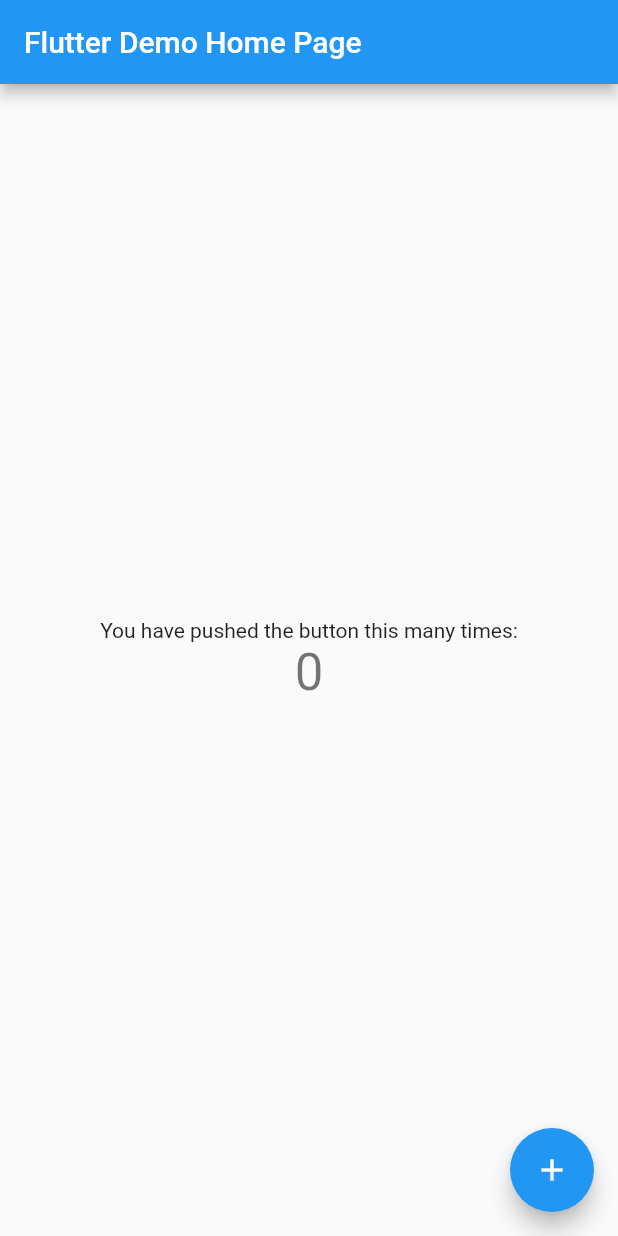
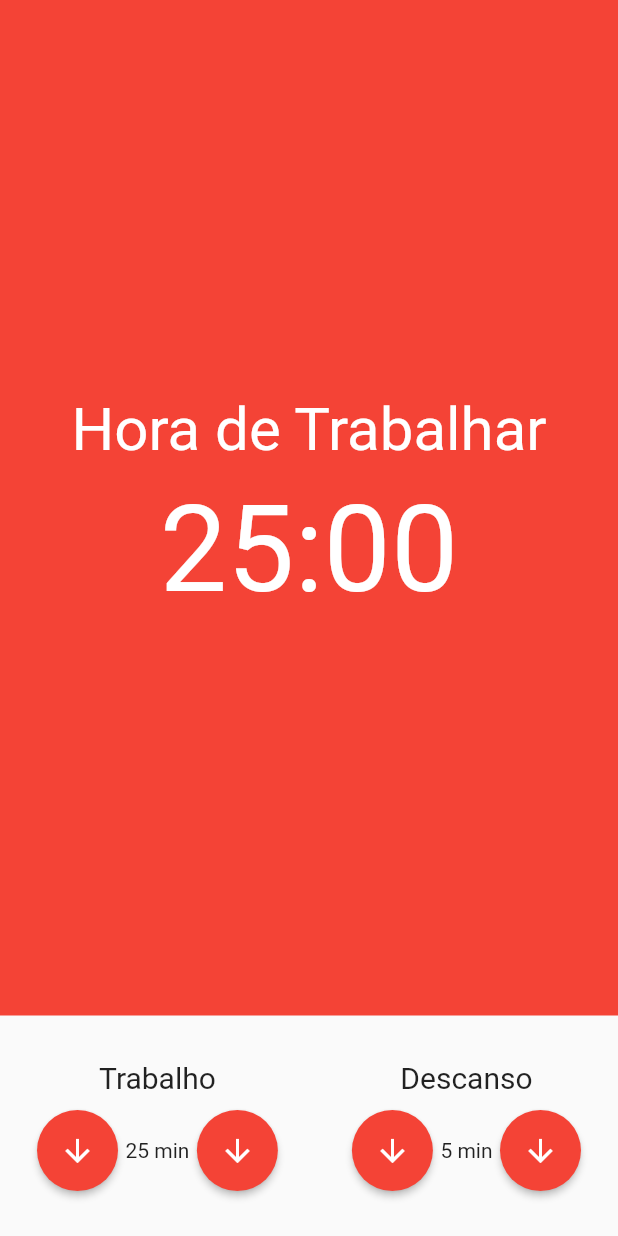
Before and after one commit to C3As/flutter_course_cod3r_pomodoro, a Flutter app: the screen it shows after launch, on a phone screen of 412 x 824 dp. Run offline on Flutter 3.47's test engine with Material 2 defaults, Android fonts, the phone set to English and light mode, and no system bars.

Commit message:
Main Screen Design
First components

```diff
--- /dev/null
+++ b/lib/components/cronometro.dart
@@ -0,0 +1,32 @@
+import 'package:flutter/material.dart';
+
+class Cronometro extends StatelessWidget {
+  const Cronometro({Key? key}) : super(key: key);
+
+  @override
+  Widget build(BuildContext context) {
+    return Container(
+      color: Colors.red,
+      child: Column(
+        mainAxisAlignment: MainAxisAlignment.center,
+        children: const [
+          Text(
+            'Hora de Trabalhar',
+            style: TextStyle(
+              fontSize: 40,
+              color: Colors.white,
+            ),
+          ),
+          SizedBox(height: 10),
+          Text(
+            '25:00',
+            style: TextStyle(
+              fontSize: 80,
+              color: Colors.white,
+            ),
+          ),
+        ],
+      ),
+    );
+  }
+}
--- /dev/null
+++ b/lib/components/entrada_tempo.dart
@@ -0,0 +1,50 @@
+import 'package:flutter/material.dart';
+
+class EntradaTempo extends StatelessWidget {
+  final String titulo;
+  final int valor;
+
+  const EntradaTempo({
+    Key? key,
+    required this.titulo,
+    required this.valor,
+  }) : super(key: key);
+
+  @override
+  Widget build(BuildContext context) {
+    return Column(
+      crossAxisAlignment: CrossAxisAlignment.center,
+      children: [
+        Text(
+          titulo,
+          style: const TextStyle(fontSize: 20),
+        ),
+        const SizedBox(height: 10),
+        Row(
+          mainAxisAlignment: MainAxisAlignment.center,
+          children: [
+            ElevatedButton(
+              onPressed: () {},
+              child: const Icon(Icons.arrow_downward, color: Colors.white),
+              style: ElevatedButton.styleFrom(
+                shape: const CircleBorder(),
+                padding: const EdgeInsets.all(15),
+                primary: Colors.red,
+              ),
+            ),
+            Text('$valor min'),
+            ElevatedButton(
+              onPressed: () {},
+              child: const Icon(Icons.arrow_downward, color: Colors.white),
+              style: ElevatedButton.styleFrom(
+                shape: const CircleBorder(),
+                padding: const EdgeInsets.all(15),
+                primary: Colors.red,
+              ),
+            ),
+          ],
+        ),
+      ],
+    );
+  }
+}
--- a/lib/main.dart
+++ b/lib/main.dart
@@ -1,4 +1,5 @@
 import 'package:flutter/material.dart';
+import 'package:pomodoro/pages/pomodoro.dart';
 
 void main() {
   runApp(const MyApp());
@@ -6,110 +7,15 @@ void main() {
 
 class MyApp extends StatelessWidget {
   const MyApp({Key? key}) : super(key: key);
-
-  // This widget is the root of your application.
   @override
   Widget build(BuildContext context) {
     return MaterialApp(
+      debugShowCheckedModeBanner: false,
       title: 'Flutter Demo',
       theme: ThemeData(
-        // This is the theme of your application.
-        //
-        // Try running your application with "flutter run". You'll see the
-        // application has a blue toolbar. Then, without quitting the app, try
-        // changing the primarySwatch below to Colors.green and then invoke
-        // "hot reload" (press "r" in the console where you ran "flutter run",
-        // or simply save your changes to "hot reload" in a Flutter IDE).
-        // Notice that the counter didn't reset back to zero; the application
-        // is not restarted.
         primarySwatch: Colors.blue,
       ),
-      home: const MyHomePage(title: 'Flutter Demo Home Page'),
+      home: const Pomodoro(),
     );
   }
 }
-
-class MyHomePage extends StatefulWidget {
-  const MyHomePage({Key? key, required this.title}) : super(key: key);
-
-  // This widget is the home page of your application. It is stateful, meaning
-  // that it has a State object (defined below) that contains fields that affect
-  // how it looks.
-
-  // This class is the configuration for the state. It holds the values (in this
-  // case the title) provided by the parent (in this case the App widget) and
-  // used by the build method of the State. Fields in a Widget subclass are
-  // always marked "final".
-
-  final String title;
-
-  @override
-  State<MyHomePage> createState() => _MyHomePageState();
-}
-
-class _MyHomePageState extends State<MyHomePage> {
-  int _counter = 0;
-
-  void _incrementCounter() {
-    setState(() {
-      // This call to setState tells the Flutter framework that something has
-      // changed in this State, which causes it to rerun the build method below
-      // so that the display can reflect the updated values. If we changed
-      // _counter without calling setState(), then the build method would not be
-      // called again, and so nothing would appear to happen.
-      _counter++;
-    });
-  }
-
-  @override
-  Widget build(BuildContext context) {
-    // This method is rerun every time setState is called, for instance as done
-    // by the _incrementCounter method above.
-    //
-    // The Flutter framework has been optimized to make rerunning build methods
-    // fast, so that you can just rebuild anything that needs updating rather
-    // than having to individually change instances of widgets.
-    return Scaffold(
-      appBar: AppBar(
-        // Here we take the value from the MyHomePage object that was created by
-        // the App.build method, and use it to set our appbar title.
-        title: Text(widget.title),
-      ),
-      body: Center(
-        // Center is a layout widget. It takes a single child and positions it
-        // in the middle of the parent.
-        child: Column(
-          // Column is also a layout widget. It takes a list of children and
-          // arranges them vertically. By default, it sizes itself to fit its
-          // children horizontally, and tries to be as tall as its parent.
-          //
-          // Invoke "debug painting" (press "p" in the console, choose the
-          // "Toggle Debug Paint" action from the Flutter Inspector in Android
-          // Studio, or the "Toggle Debug Paint" command in Visual Studio Code)
-          // to see the wireframe for each widget.
-          //
-          // Column has various properties to control how it sizes itself and
-          // how it positions its children. Here we use mainAxisAlignment to
-          // center the children vertically; the main axis here is the vertical
-          // axis because Columns are vertical (the cross axis would be
-          // horizontal).
-          mainAxisAlignment: MainAxisAlignment.center,
-          children: <Widget>[
-            const Text(
-              'You have pushed the button this many times:',
-            ),
-            Text(
-              '$_counter',
-              style: Theme.of(context).textTheme.headline4,
-            ),
-          ],
-        ),
-      ),
-      floatingActionButton: FloatingActionButton(
-        onPressed: _incrementCounter,
-        tooltip: 'Increment',
-        child: const Icon(Icons.add),
-      ), // This trailing comma makes auto-formatting nicer for build methods.
-    );
-  }
-}
--- /dev/null
+++ b/lib/pages/pomodoro.dart
@@ -0,0 +1,29 @@
+import 'package:flutter/material.dart';
+import 'package:pomodoro/components/cronometro.dart';
+import 'package:pomodoro/components/entrada_tempo.dart';
+
+class Pomodoro extends StatelessWidget {
+  const Pomodoro({Key? key}) : super(key: key);
+
+  @override
+  Widget build(BuildContext context) {
+    return Scaffold(
+      body: Column(
+        crossAxisAlignment: CrossAxisAlignment.stretch,
+        children: [
+          const Expanded(child: Cronometro()),
+           Padding(
+            padding: const EdgeInsets.symmetric(vertical:30 ),
+            child: Row(
+              mainAxisAlignment: MainAxisAlignment.spaceAround,
+              children: const [
+                EntradaTempo(titulo: 'Trabalho', valor: 25),
+                EntradaTempo(titulo: 'Descanso', valor: 5)
+              ],
+            ),
+          ),
+        ],
+      ),
+    );
+  }
+}
--- a/pubspec.yaml
+++ b/pubspec.yaml
@@ -34,6 +34,10 @@ dependencies:
   # The following adds the Cupertino Icons font to your application.
   # Use with the CupertinoIcons class for iOS style icons.
   cupertino_icons: ^1.0.2
+  mobx: ^2.0.6+1
+  flutter_mobx: ^2.0.4
+  provider: ^6.0.2
+  mobx_codegen: ^2.0.5+2
 
 dev_dependencies:
   flutter_test:
@@ -45,6 +49,7 @@ dev_dependencies:
   # package. See that file for information about deactivating specific lint
   # rules and activating additional ones.
   flutter_lints: ^1.0.0
+  build_runner: ^2.1.7
 
 # For information on the generic Dart part of this file, see the
 # following page: https://dart.dev/tools/pub/pubspec
```
Also changed, not shown: pubspec.lock.
